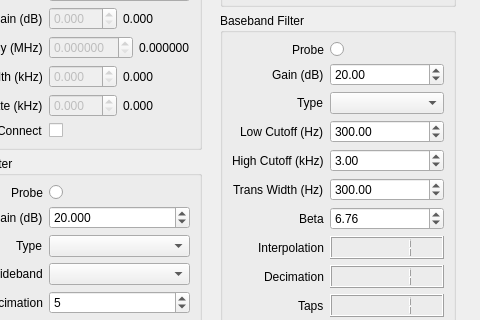
First picture: the form in ui/audioReceiver.ui, repository eddic/gr-gs, before the edit; both pictures show x 94 to 574 and y 138 to 458 of the 574 by 872 pixel window.
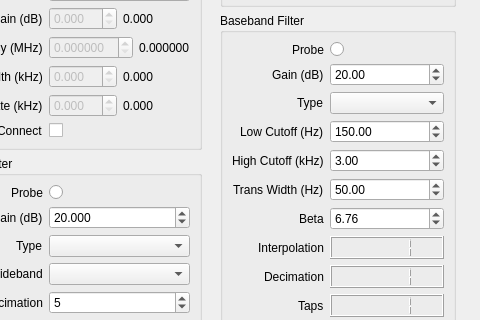
Second picture: the form after the edit.

Commit message: Added audio recording to audio receiver

The edit to the form file:
```diff
--- a/ui/audioReceiver.ui
+++ b/ui/audioReceiver.ui
@@ -838,7 +838,7 @@
             <double>0.100000000000000</double>
            </property>
            <property name="value">
-            <double>300.000000000000000</double>
+            <double>150.000000000000000</double>
            </property>
           </widget>
          </item>
@@ -881,7 +881,7 @@
             <double>0.100000000000000</double>
            </property>
            <property name="value">
-            <double>300.000000000000000</double>
+            <double>50.000000000000000</double>
            </property>
           </widget>
          </item>
```
The commit also changes 2 other files.
